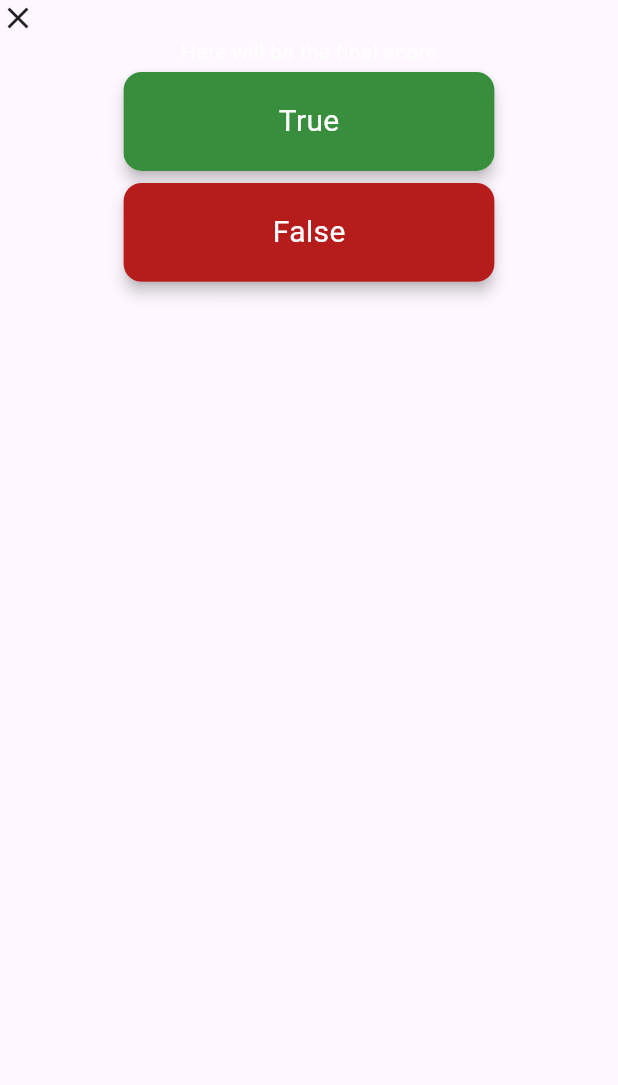
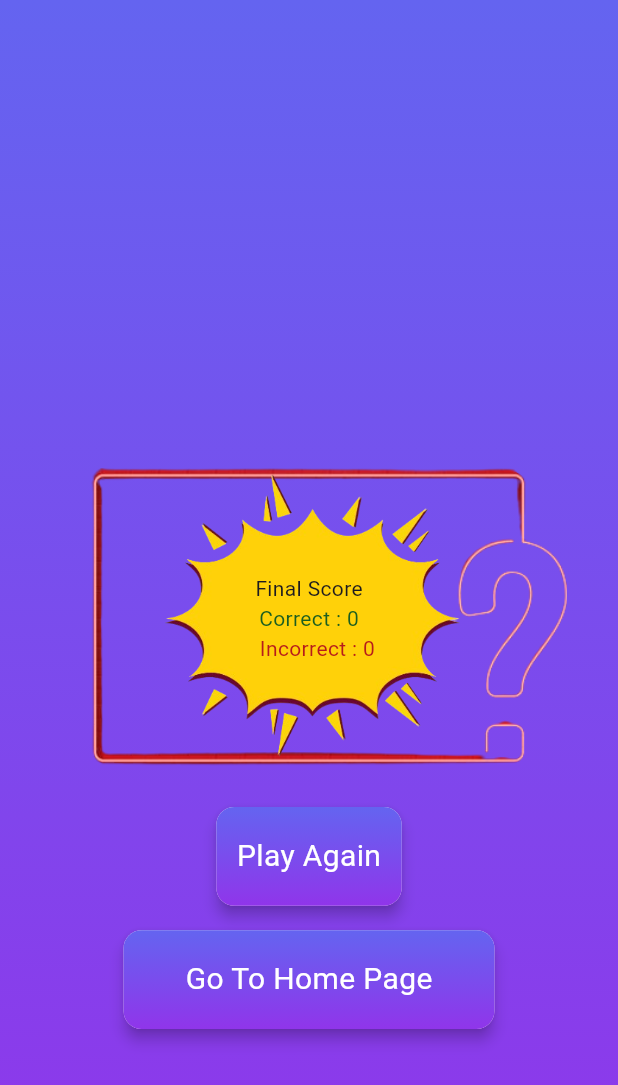
Before and after one commit to faraz544528/trivia, a Flutter app: the FinalScoreScreen screen opened directly, on a phone screen of 412 x 824 dp. Shown: the top 1085 px of the screen. Run offline on Flutter 3.47's test engine with Material 3 defaults, Android fonts, the phone set to English and light mode, and no system bars; our stand-ins replace font_awesome_flutter, image_picker; network calls fail.

Commit message:
final screen updated

```diff
--- a/lib/main.dart
+++ b/lib/main.dart
@@ -23,7 +23,7 @@ class MyApp extends StatelessWidget {
           useMaterial3: true,
         ),
         home: QnsScreen(
-          categoryType: 'General Knowledge',
+          categoryType: "General Knowledge",
         ));
   }
 }
--- a/lib/screens/final_score_screen.dart
+++ b/lib/screens/final_score_screen.dart
@@ -1,4 +1,7 @@
 import 'package:flutter/material.dart';
+import 'package:travia/data/colors.dart';
+import 'package:travia/screens/home_screen.dart';
+import 'package:travia/screens/qns_screen.dart';
 import 'package:travia/widgets/custom_button.dart';
 
 class FinalScoreScreen extends StatefulWidget {
@@ -11,33 +14,80 @@ class FinalScoreScreen extends StatefulWidget {
 class _FinalScoreScreenState extends State<FinalScoreScreen> {
   @override
   Widget build(BuildContext context) {
+    var height = MediaQuery.sizeOf(context).height;
+    var width = MediaQuery.sizeOf(context).width;
     return Scaffold(
-      body: Center(
-        child: Column(
-          children: [
-            Row(
+      body: Container(
+        height: double.infinity,
+        width: double.infinity,
+        decoration: BoxDecoration(
+            gradient: LinearGradient(
+                colors: [bgClr, bgClrDark],
+                begin: Alignment.topCenter,
+                end: Alignment.bottomCenter)),
+        child: Stack(children: [
+          Center(
+            child: Image(
+                image: AssetImage(
+                    "assets/360_F_255814073_eVeqoLhJQ31uBZ3fcgaaRcYgEtYDkYkF-removebg-preview.png")),
+          ),
+          Center(
+            child: Padding(
+              padding: const EdgeInsets.only(left: 18, bottom: 10),
+              child: SizedBox(
+                height: height * 0.55,
+                width: width * 0.55,
+                child: Image(
+                    image: AssetImage(
+                        "assets/Screenshot_2025-05-03_002221-removebg-preview.png")),
+              ),
+            ),
+          ),
+          Center(
+            child: Column(
+              mainAxisAlignment: MainAxisAlignment.center,
               children: [
-                Icon(Icons.close),
+                Text(
+                  "Final Score",
+                  style: TextStyle(),
+                ),
+                Text(
+                  "Correct : $correct",
+                  style: TextStyle(color: Colors.green.shade900),
+                ),
+                Text(
+                  "   Incorrect : $incorrect",
+                  style: TextStyle(color: Colors.red.shade900),
+                ),
               ],
             ),
-            Text(
-              "Here will be the final score",
-              style: TextStyle(color: Colors.white),
+          ),
+          Center(
+            child: Column(
+              mainAxisAlignment: MainAxisAlignment.center,
+              children: [
+                Padding(
+                  padding: const EdgeInsets.only(top: 400),
+                  child: CustomButton(
+                    onPressed: () {},
+                    gradient: true,
+                    wdth: false,
+                    text: "Play Again",
+                  ),
+                ),
+                SizedBox(height: height * 0.01),
+                CustomButton(
+                  onPressed: () {
+                    Navigator.pushReplacement(context,
+                        MaterialPageRoute(builder: (context) => HomeScreen()));
+                  },
+                  gradient: true,
+                  text: "Go To Home Page",
+                ),
+              ],
             ),
-            CustomButton(
-              onPressed: () {},
-              color: true,
-              gradient: false,
-              text: "True",
-            ),
-            CustomButton(
-              onPressed: () {},
-              text: "False",
-              color: false,
-              gradient: false,
-            )
-          ],
-        ),
+          )
+        ]),
       ),
     );
   }
```
Also changed, not shown: lib/screens/qns_screen.dart (+103 -40 lines), assets/360_F_255814073_eVeqoLhJQ31uBZ3fcgaaRcYgEtYDkYkF-removebg-preview.png (added), assets/Screenshot_2025-05-03_002221-removebg-preview.png (added).
